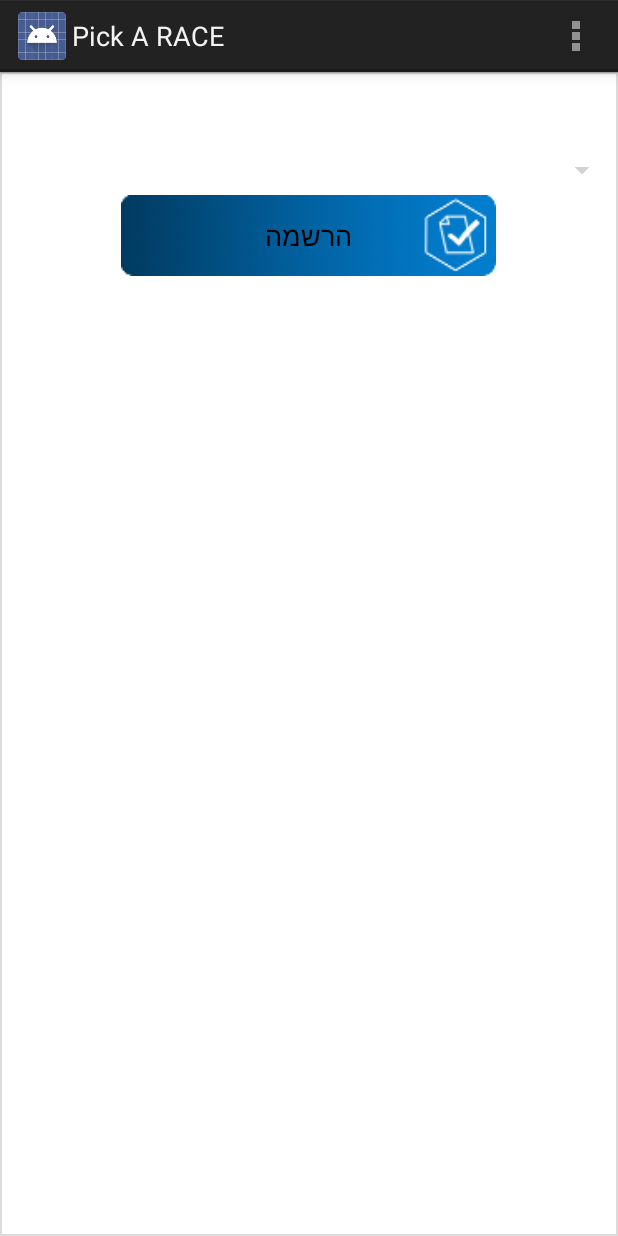
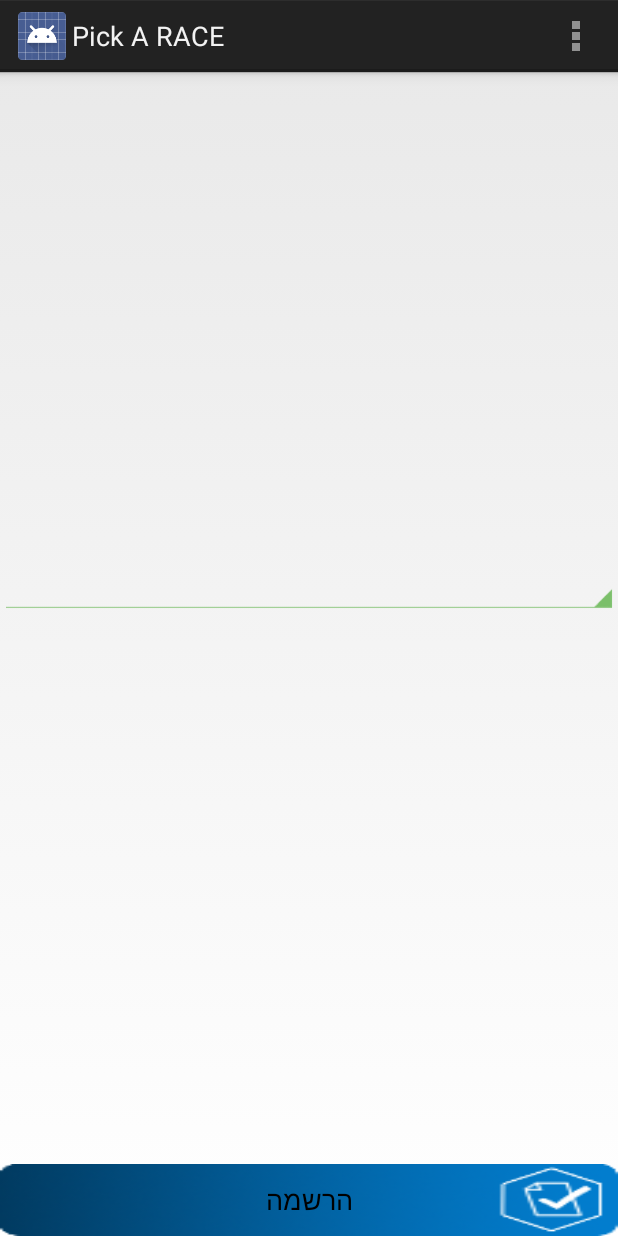
Before and after one commit to asafho/pickarace, an Android app: the DisplayActivity screen opened directly, with no data from a screen before it, on a phone screen of 412 x 824 dp. Run offline under Robolectric (Android 15) with nearby library versions, the phone set to English and light mode, and no system bars; 1 statement that could not run was skipped.

Commit message:
android stuff

```diff
--- a/android/MyApplication/app/build.gradle
+++ b/android/MyApplication/app/build.gradle
@@ -22,6 +22,7 @@ android {
 dependencies {
     compile fileTree(dir: 'libs', include: ['*.jar'])
     compile files('libs/volly.jar')
+    compile files('libs/FlurryAnalytics-5.1.0.jar')
     compile 'com.android.support:appcompat-v7:21.0.3'
     compile 'com.google.android.gms:play-services:6.5.+'
 }
--- a/android/MyApplication/app/src/main/AndroidManifest.xml
+++ b/android/MyApplication/app/src/main/AndroidManifest.xml
@@ -5,6 +5,11 @@
     <uses-permission android:name="android.permission.INTERNET" />
     <uses-permission android:name="android.permission.ACCESS_NETWORK_STATE" />
     <uses-permission android:name="android.permission.WRITE_EXTERNAL_STORAGE" />
+    <uses-permission android:name="android.permission.ACCESS_FINE_LOCATION" />
+
+    <uses-sdk
+        android:minSdkVersion="15"
+        android:targetSdkVersion="21" />
 
     <application
         android:name="com.pickarace.app.AppController"
--- a/android/MyApplication/app/src/main/java/com/pickarace/app/AppController.java
+++ b/android/MyApplication/app/src/main/java/com/pickarace/app/AppController.java
@@ -11,6 +11,8 @@ import com.android.volley.Request;
 import com.android.volley.RequestQueue;
 import com.android.volley.toolbox.ImageLoader;
 import com.android.volley.toolbox.Volley;
+import com.flurry.android.FlurryAgent;
+import com.pickarace.app.pickarace.R;
 
 public class AppController extends Application {
 
@@ -53,6 +55,11 @@ public class AppController extends Application {
     public void onCreate() {
         super.onCreate();
         mInstance = this;
+        // configure Flurry
+        FlurryAgent.setLogEnabled(false);
+        // init Flurry
+        FlurryAgent.init(this, getResources().getString(R.string.flurryKey));
+
     }
 
     public static synchronized AppController getInstance() {
--- a/android/MyApplication/app/src/main/java/com/pickarace/app/ListActivity.java
+++ b/android/MyApplication/app/src/main/java/com/pickarace/app/ListActivity.java
@@ -56,7 +56,7 @@ public class ListActivity extends Activity {
                     event.setEventName(jsonEvent.getString("name"));
                     event.setEventLocation(jsonEvent.getJSONObject("location").getString("city"));
                     event.setEventDate(jsonEvent.getString("date"));
-                    event.setEventDetails(jsonEvent.getJSONObject("details").getString("row1") + jsonEvent.getJSONObject("details").getString("row2") + jsonEvent.getJSONObject("details").getString("row3") + jsonEvent.getJSONObject("details").getString("row4"));
+                    event.setEventDetails(jsonEvent.getJSONObject("details").getString("row1"));
 
                     event.setThumbnailUrl(globalVariable.getS3RootURL() + jsonEvent.getJSONObject("vendor").getString("name") + ".png");
 
--- a/android/MyApplication/app/src/main/java/com/pickarace/app/MainViewActivity.java
+++ b/android/MyApplication/app/src/main/java/com/pickarace/app/MainViewActivity.java
@@ -11,6 +11,7 @@ import android.view.MenuItem;
 import android.view.View;
 import android.view.ViewGroup;
 
+import com.flurry.android.FlurryAgent;
 import com.google.android.gms.ads.AdRequest;
 import com.google.android.gms.ads.AdView;
 import com.google.android.gms.ads.InterstitialAd;
@@ -61,6 +62,7 @@ public class MainViewActivity extends Activity {
 
 
     public void runningButtonOnClick(View view) {
+        FlurryAgent.logEvent("Pressed On Running Option");
         final AppController globalVariable = (AppController) getApplicationContext();
         globalVariable.setTopic("running");
         Log.v("action", "running button clicked");
@@ -72,6 +74,7 @@ public class MainViewActivity extends Activity {
     }
 
     public void swimmingButtonOnClick(View view) {
+        FlurryAgent.logEvent("Pressed On swimming Option");
         final AppController globalVariable = (AppController) getApplicationContext();
         globalVariable.setTopic("swimming");
         Log.v("action", "swimming button clicked");
@@ -82,6 +85,7 @@ public class MainViewActivity extends Activity {
     }
 
     public void bikingButtonOnClick(View view) {
+        FlurryAgent.logEvent("Pressed On biking Option");
         final AppController globalVariable = (AppController) getApplicationContext();
         globalVariable.setTopic("biking");
         Log.v("action", "biking button clicked");
@@ -92,6 +96,7 @@ public class MainViewActivity extends Activity {
     }
 
     public void thriathlonButtonOnClick(View view) {
+        FlurryAgent.logEvent("Pressed On thriathlon Option");
         final AppController globalVariable = (AppController) getApplicationContext();
         globalVariable.setTopic("thriathlon");
         Log.v("action", "thriathlon button clicked");
--- a/android/MyApplication/app/src/main/res/layout-v21/activity_display.xml
+++ b/android/MyApplication/app/src/main/res/layout-v21/activity_display.xml
@@ -1,58 +1,54 @@
 <?xml version="1.0" encoding="utf-8"?>
-<RelativeLayout xmlns:android="http://schemas.android.com/apk/res/android"
-    xmlns:tools="http://schemas.android.com/tools" android:layout_width="match_parent"
-    android:layout_height="match_parent"
-    tools:context="com.pickarace.app.DisplayActivity">
+<FrameLayout xmlns:android="http://schemas.android.com/apk/res/android"
+             android:layout_width="fill_parent" android:layout_height="fill_parent">
+
+
+    <RelativeLayout android:layout_width="fill_parent"
+                    android:layout_height="fill_parent"
+                    android:gravity="bottom">
+
+        <Button
+            android:layout_width="fill_parent"
+            android:layout_height="wrap_content"
+            android:text="הרשמה"
+            android:id="@+id/button"
+            android:onClick="openWebView"
+            android:background="@drawable/registration"/>
+    </RelativeLayout>
 
     <LinearLayout
-        android:orientation="vertical"
         android:layout_width="fill_parent"
-        android:layout_height="fill_parent"
-        android:weightSum="1"
-        android:background="@drawable/image_bg">
+        android:layout_height="wrap_content"
+        android:orientation="vertical">
 
         <TextView
-            android:layout_width="234dp"
+            android:layout_width="fill_parent"
             android:layout_height="wrap_content"
             android:textAppearance="?android:attr/textAppearanceLarge"
-            android:id="@+id/EventName"
-            android:layout_marginLeft="79dp" />
-
+            android:text="Large Text"
+            android:id="@+id/EventName"/>
 
         <ScrollView
-            android:layout_width="wrap_content"
+            android:layout_width="fill_parent"
             android:layout_height="wrap_content"
-            android:id="@+id/scrollView" >
+            android:id="@+id/scrollView2">
 
             <TextView
-                android:layout_width="234dp"
+                android:layout_width="fill_parent"
                 android:layout_height="wrap_content"
                 android:id="@+id/EventDetails"
-                android:layout_marginLeft="79dp"
-                android:layout_marginStart="79dp"
-                android:layout_weight="0.63"
                 android:editable="false"
-                android:textIsSelectable="true" />
+                android:textIsSelectable="true"
+                android:height="300dp"/>
         </ScrollView>
 
         <Spinner
-            android:layout_width="match_parent"
-            android:layout_height="33dp"
             android:id="@+id/RacesSpinner"
-            android:spinnerMode="dialog"
-            style="@android:style/Widget.Material.Spinner"
-            />
-
-        <Button
-            android:layout_width="250dp"
-            android:layout_height="54dp"
-            android:text="הרשמה"
-            android:id="@+id/button"
-            android:layout_gravity="center_horizontal"
-            android:onClick="openWebView"
-            android:nestedScrollingEnabled="false"
-            android:background="@drawable/registration"/>
+            android:layout_width="fill_parent"
+            android:layout_height="wrap_content"
+            android:scrollbars="none"/>
 
     </LinearLayout>
 
-</RelativeLayout>
+
+</FrameLayout>
--- a/android/MyApplication/app/src/main/res/layout/activity_display.xml
+++ b/android/MyApplication/app/src/main/res/layout/activity_display.xml
@@ -1,51 +1,56 @@
 <?xml version="1.0" encoding="utf-8"?>
-<RelativeLayout xmlns:android="http://schemas.android.com/apk/res/android"
-    xmlns:tools="http://schemas.android.com/tools" android:layout_width="match_parent"
-    android:layout_height="match_parent"
-    tools:context="com.pickarace.app.DisplayActivity">
+<FrameLayout xmlns:android="http://schemas.android.com/apk/res/android"
+             android:layout_width="fill_parent" android:layout_height="fill_parent">
 
-    <LinearLayout
-        android:orientation="vertical"
-        android:layout_width="fill_parent"
-        android:layout_height="fill_parent"
-        android:weightSum="1"
-        android:background="@drawable/image_bg">
 
-        <TextView
-            android:layout_width="234dp"
+    <RelativeLayout android:layout_width="fill_parent"
+                    android:layout_height="fill_parent"
+                    android:gravity="bottom">
+
+        <Button
+            android:layout_width="fill_parent"
             android:layout_height="wrap_content"
-            android:textAppearance="?android:attr/textAppearanceLarge"
-            android:text="Large Text"
-            android:id="@+id/EventName"
-            android:layout_marginLeft="79dp" />
-
-        <TextView
-            android:layout_width="234dp"
-            android:layout_height="wrap_content"
-            android:id="@+id/EventDetails"
-            android:layout_marginLeft="79dp"
-            android:layout_marginStart="79dp"
-            android:layout_weight="0.63"
-            android:editable="false"
-            android:textIsSelectable="true" />
-
+            android:text="הרשמה"
+            android:id="@+id/button"
+            android:onClick="openWebView"
+            android:background="@drawable/registration"/>
 
         <Spinner
             android:id="@+id/RacesSpinner"
             android:layout_width="fill_parent"
             android:layout_height="wrap_content"
-            android:layout_marginBottom="5dp"
-            android:scrollbars="none" />
+            android:scrollbars="none"/>
 
-        <Button
-            android:layout_width="250dp"
-            android:layout_height="54dp"
-            android:text="הרשמה"
-            android:id="@+id/button"
-            android:layout_gravity="center_horizontal"
-            android:onClick="openWebView"
-            android:nestedScrollingEnabled="false"
-            android:background="@drawable/registration"/>
+    </RelativeLayout>
+
+    <LinearLayout
+                    android:layout_width="fill_parent"
+                    android:layout_height="wrap_content"
+                    android:orientation="vertical">
+
+    <TextView
+        android:layout_width="fill_parent"
+        android:layout_height="wrap_content"
+        android:textAppearance="?android:attr/textAppearanceLarge"
+        android:text="Large Text"
+        android:id="@+id/EventName"/>
+
+        <ScrollView
+            android:layout_width="fill_parent"
+            android:layout_height="wrap_content"
+            android:id="@+id/scrollView2">
+
+            <TextView
+                android:layout_width="fill_parent"
+                android:layout_height="wrap_content"
+                android:id="@+id/EventDetails"
+                android:editable="false"
+                android:textIsSelectable="true" />
+        </ScrollView>
+
+
+
     </LinearLayout>
 
-</RelativeLayout>
+
+</FrameLayout>
--- a/android/MyApplication/app/src/main/res/layout/activity_main.xml
+++ b/android/MyApplication/app/src/main/res/layout/activity_main.xml
@@ -1,14 +1,14 @@
 <?xml version="1.0" encoding="utf-8"?>
 <RelativeLayout xmlns:android="http://schemas.android.com/apk/res/android"
                 xmlns:tools="http://schemas.android.com/tools"
-                android:layout_width="match_parent"
-                android:layout_height="match_parent"
+                android:layout_width="fill_parent"
+                android:layout_height="fill_parent"
                 tools:context=".MainActivity" >
 
     <ListView
         android:id="@+id/list"
         android:layout_width="fill_parent"
-        android:layout_height="wrap_content"
+        android:layout_height="fill_parent"
         android:divider="@color/list_divider"
         android:dividerHeight="1dp"
         android:listSelector="@drawable/list_row_selector" />
--- a/android/MyApplication/app/src/main/res/layout/activity_splash_screen.xml
+++ b/android/MyApplication/app/src/main/res/layout/activity_splash_screen.xml
@@ -1,17 +1,19 @@
 <RelativeLayout xmlns:android="http://schemas.android.com/apk/res/android"
     xmlns:tools="http://schemas.android.com/tools"
     android:orientation="vertical"
-    android:layout_width="fill_parent"
-    android:layout_height="fill_parent"
+    android:layout_width="match_parent"
+    android:layout_height="match_parent"
     tools:context="com.pickarace.app.SplashScreen"
     >
 
 
     <ImageView
-        android:layout_width="wrap_content"
+        android:layout_width="fill_parent"
         android:layout_height="fill_parent"
+        android:id="@+id/cover"
         android:src="@drawable/cover"
-        android:layout_gravity="center"
-        android:id="@+id/cover" />
+        android:contentDescription="cover"
+        android:layout_alignWithParentIfMissing="false"
+        />
 
 </RelativeLayout>
--- a/android/MyApplication/app/src/main/res/layout/main_screen.xml
+++ b/android/MyApplication/app/src/main/res/layout/main_screen.xml
@@ -1,15 +1,15 @@
 <RelativeLayout xmlns:android="http://schemas.android.com/apk/res/android"
     xmlns:tools="http://schemas.android.com/tools"
     android:id="@+id/container"
-    android:layout_width="match_parent"
-    android:layout_height="match_parent"
+    android:layout_width="fill_parent"
+    android:layout_height="fill_parent"
     tools:context=".MainViewActivity"
     tools:ignore="MergeRootFrame" >
 
     <TableLayout
         android:orientation="vertical"
-        android:layout_width="wrap_content"
-        android:layout_height="match_parent"
+        android:layout_width="fill_parent"
+        android:layout_height="fill_parent"
         android:id="@+id/main_screen"
         android:background="@drawable/bg"
         android:longClickable="true"
--- a/android/MyApplication/app/src/main/res/values/strings.xml
+++ b/android/MyApplication/app/src/main/res/values/strings.xml
@@ -11,4 +11,5 @@
     <string name="title_activity_splash_screen">SplashScreen</string>
     <string name="ad_unit_id">ca-app-pub-6535762882222672/4858441345</string>
     <string name="banner_ad_unit_id">ca-app-pub-6535762882222672/3381708143</string>
+    <string name="flurryKey">NK8C2TNWW7Z8KGKSDDB9</string>
 </resources>
```
Also changed, not shown: android/MyApplication/app/src/main/res/drawable-hdpi/cover.png (deleted), android/MyApplication/app/src/main/res/drawable-mdpi/cover.png (deleted), android/MyApplication/app/src/main/res/drawable-xhdpi/cover.png (deleted), android/MyApplication/app/src/main/res/drawable-xxhdpi/cover.png (deleted), android/MyApplication/app/src/main/res/drawable/cover.png (deleted), 1 other file.
